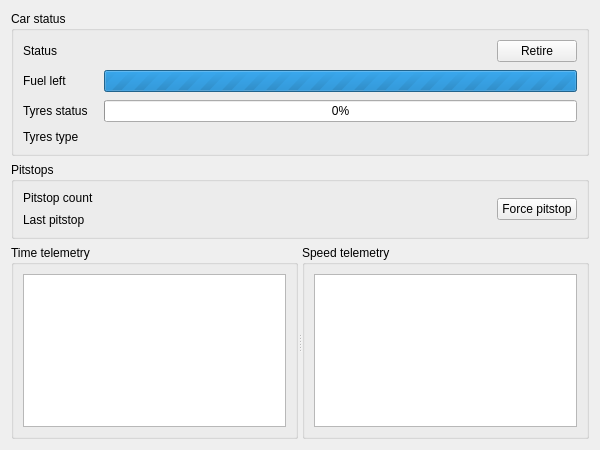
This is src/forse/team_monitor/CarStatusWidget.ui in Pesa/forse as Qt 5 draws it before an edit. The edited form follows.
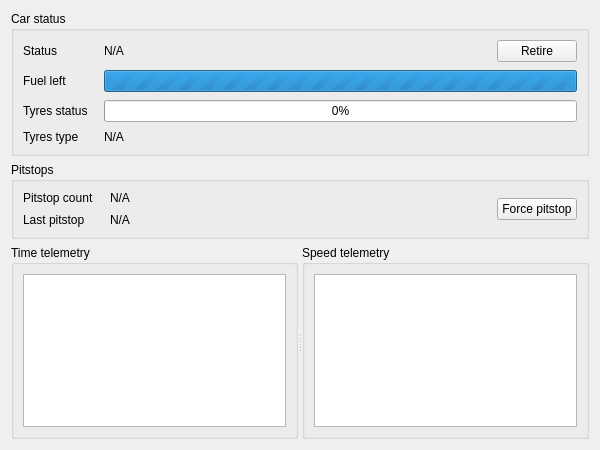
This is the edited form.

Commit message: [team_monitor] Display performed pitstop operations.

The edit to the form file:
```diff
--- a/src/forse/team_monitor/CarStatusWidget.ui
+++ b/src/forse/team_monitor/CarStatusWidget.ui
@@ -44,7 +44,7 @@
            </sizepolicy>
           </property>
           <property name="text">
-           <string/>
+           <string>N/A</string>
           </property>
          </widget>
         </item>
@@ -104,7 +104,7 @@
          </sizepolicy>
         </property>
         <property name="text">
-         <string/>
+         <string>N/A</string>
         </property>
        </widget>
       </item>
@@ -141,7 +141,7 @@
            </sizepolicy>
           </property>
           <property name="text">
-           <string/>
+           <string>N/A</string>
           </property>
          </widget>
         </item>
@@ -161,7 +161,7 @@
            </sizepolicy>
           </property>
           <property name="text">
-           <string/>
+           <string>N/A</string>
           </property>
          </widget>
         </item>
```
The commit also changes 1 other file.
